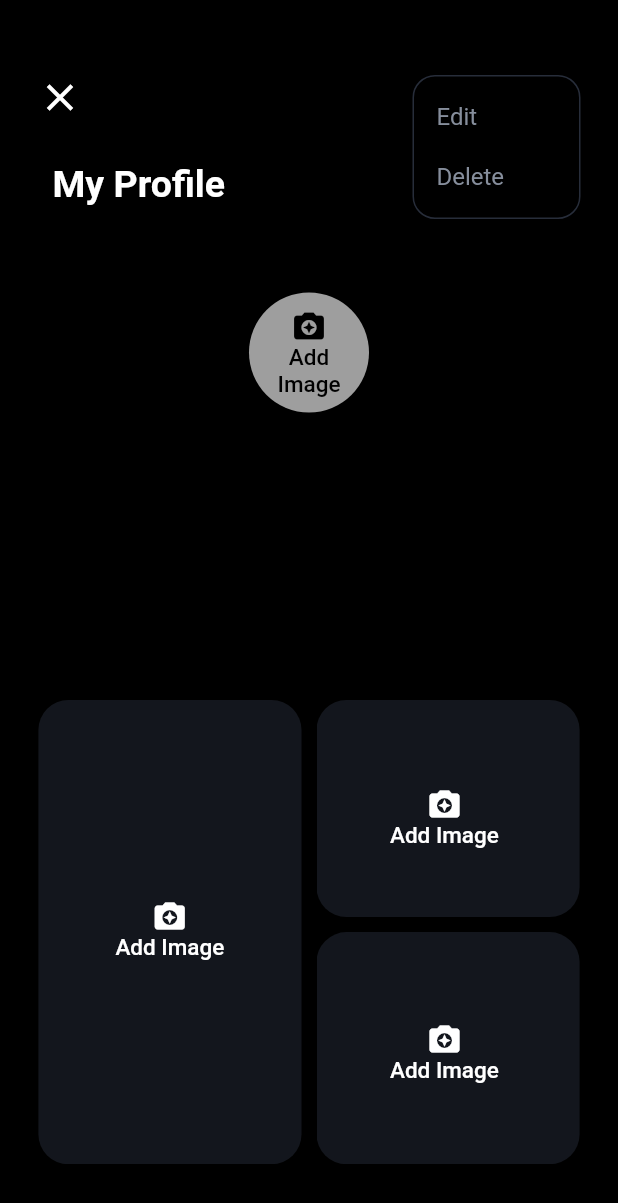
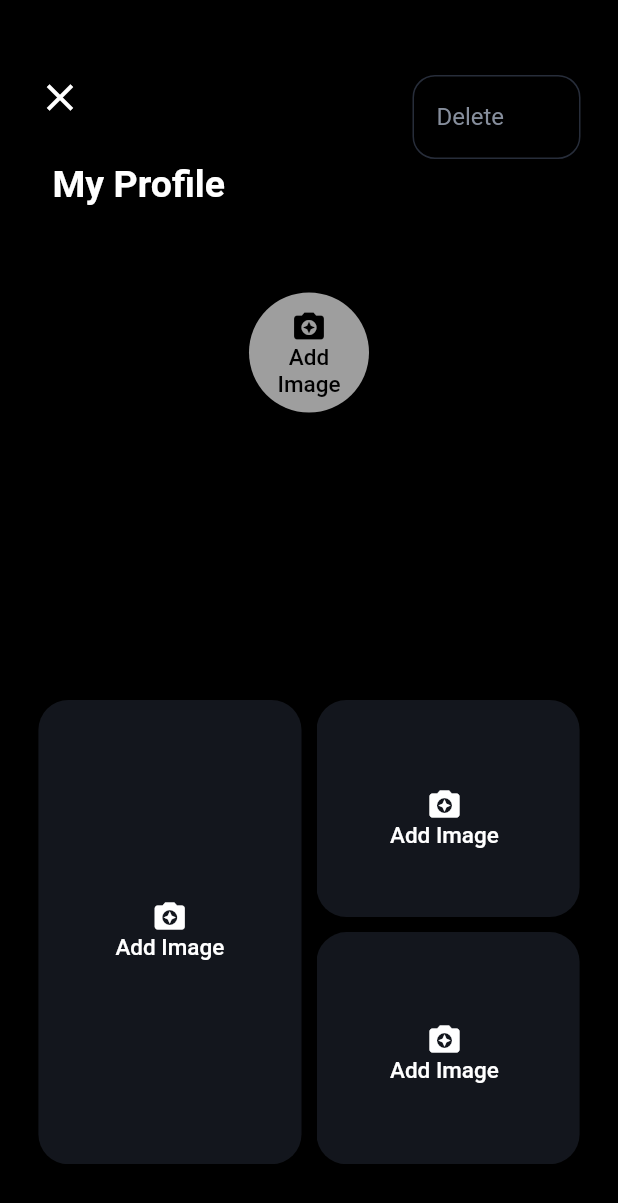
Before and after one commit to daniel199169/flutter_dating, a Flutter app: the ProfilePage screen opened directly, after a tap on the "more vert" icon, on a phone screen of 412 x 824 dp. Shown: the top 1203 px of the screen. Run offline on Flutter 3.47's test engine with Material 2 defaults, Android fonts, the phone set to English and light mode, and no system bars; our stand-ins replace badges, cloud_firestore, firebase_auth, firebase_messaging, firebase_storage, flutter_local_notifications and 10 more; missing offline and left inert: flutter_auth_buttons, google_map_location_picker, http_auth, load; accounts and stored records are empty; Roboto replaces fonts that are missing (Roboto Medium).

Commit message:
fix some page issue

```diff
--- a/lib/screens/view/profile.dart
+++ b/lib/screens/view/profile.dart
@@ -9,8 +9,6 @@ import 'package:nubae/models/ProfileImages.dart';
 import 'package:nubae/firebase_services/profile_manager.dart';
 
 class ProfilePage extends StatefulWidget {
-
-
   @override
   _ProfilePageState createState() => _ProfilePageState();
 }
@@ -37,14 +35,16 @@ class _ProfilePageState extends State<ProfilePage> {
   }
 
   getImages() async {
-    ProfileImages _getImages = await ProfileManager.getImages(SessionManager.getUserId());
+    ProfileImages _getImages =
+        await ProfileManager.getImages(SessionManager.getUserId());
     setState(() {
       myimages = _getImages;
     });
   }
 
   getName() async {
-    String _getName = await ProfileManager.getUserName(SessionManager.getUserId());
+    String _getName =
+        await ProfileManager.getUserName(SessionManager.getUserId());
     setState(() {
       userName = _getName;
     });
@@ -58,7 +58,8 @@ class _ProfilePageState extends State<ProfilePage> {
   }
 
   getHobby() async {
-    String cuisineValue = await ProfileManager.getHobbyCuisine(SessionManager.getUserId());
+    String cuisineValue =
+        await ProfileManager.getHobbyCuisine(SessionManager.getUserId());
     String entertainmentValue =
         await ProfileManager.getHobbyEntertainment(SessionManager.getUserId());
     String recreationValue =
@@ -144,7 +145,8 @@ class _ProfilePageState extends State<ProfilePage> {
         myphoto2URL: myimages.myphoto2URL,
         myphoto3URL: myimages.myphoto3URL,
       );
-      await ProfileManager.updateImages(sendmyImages, SessionManager.getUserId());
+      await ProfileManager.updateImages(
+          sendmyImages, SessionManager.getUserId());
     }
   }
 
@@ -158,7 +160,8 @@ class _ProfilePageState extends State<ProfilePage> {
       content = _recreationValue;
     }
 
-    await ProfileManager.updateHobby(hobbytype, content, SessionManager.getUserId());
+    await ProfileManager.updateHobby(
+        hobbytype, content, SessionManager.getUserId());
   }
 
   @override
@@ -204,12 +207,6 @@ class _ProfilePageState extends State<ProfilePage> {
                           side: new BorderSide(color: Color(0xFF272D3A))),
                       itemBuilder: (_) => <PopupMenuItem<String>>[
                         new PopupMenuItem<String>(
-                          child: Text('Edit',
-                              style: TextStyle(color: Color(0xFF868E9C))),
-                          value: 'Edit',
-                          height: 40,
-                        ),
-                        new PopupMenuItem<String>(
                           child: Text('Delete',
                               style: TextStyle(color: Color(0xFF868E9C))),
                           value: 'Delete',
@@ -219,8 +216,7 @@ class _ProfilePageState extends State<ProfilePage> {
                       icon:
                           Icon(Icons.more_vert, size: 30, color: Colors.white),
                       onSelected: (value) async {
-                        if (value == "Edit") {
-                        } else if (value == "Delete") {}
+                        if (value == "Delete") {}
                       },
                       color: Colors.black,
                     ),
--- a/lib/screens/view/register.dart
+++ b/lib/screens/view/register.dart
@@ -67,6 +67,9 @@ class _RegisterPageState extends State<RegisterPage> {
       myLocationButtonEnabled: true,
       layersButtonEnabled: true,
     );
+
+    print("**********   88888888888   **********");
+    print(result);
     _nubaeAddressLocationController.text = result.address;
     setState(() {
       _pubLatLang = result.latLng;
--- a/lib/screens/view/subscribe/paypal_service.dart
+++ b/lib/screens/view/subscribe/paypal_service.dart
@@ -23,6 +23,7 @@ class PaypalServices {
           print(response.statusCode);
       if (response.statusCode == 200) {
         final body = convert.jsonDecode(response.body);
+
         print("ppppppppppp    ----   ======  ");
         print(body["access_token"]);
         return body["access_token"];
@@ -49,6 +50,7 @@ class PaypalServices {
        print(response.body);
 
       final body = convert.jsonDecode(response.body);
+
       if (response.statusCode == 201) {
         if (body["links"] != null && body["links"].length > 0) {
           List links = body["links"];
@@ -88,6 +90,8 @@ class PaypalServices {
 
       final body = convert.jsonDecode(response.body);
       if (response.statusCode == 200) {
+        print("=====  execute payment =====");
+        print(body);
         return body["id"];
       }
       return null;
--- a/lib/screens/view/subscription.dart
+++ b/lib/screens/view/subscription.dart
@@ -69,7 +69,7 @@ class _SubscriptionPageState extends State<SubscriptionPage> {
                                     fontWeight: FontWeight.bold, fontSize: 24)),
                           ),
                           Text("Month", style: TextStyle(fontSize: 24)),
-                          Text("\$5.95 ", style: TextStyle(fontSize: 24)),
+                          Text("\$5.99 ", style: TextStyle(fontSize: 24)),
                           SizedBox(
                             height: 30,
                           ),
--- a/lib/verification/login_check.dart
+++ b/lib/verification/login_check.dart
@@ -59,6 +59,7 @@ class _LoginCheckState extends State<LoginCheck> {
   @override
   Widget build(BuildContext context) {
     authStatus = CheckAuthState();
+
     switch (authStatus) {
       case AuthStatus.NOT_DETERMINED:
         return buildWaitingScreen();
```
Also changed, not shown: lib/screens/view/search.dart (+31 -5 lines), lib/screens/view/subscribe/paypal_payment.dart (+7 -2 lines), 1 other file.
